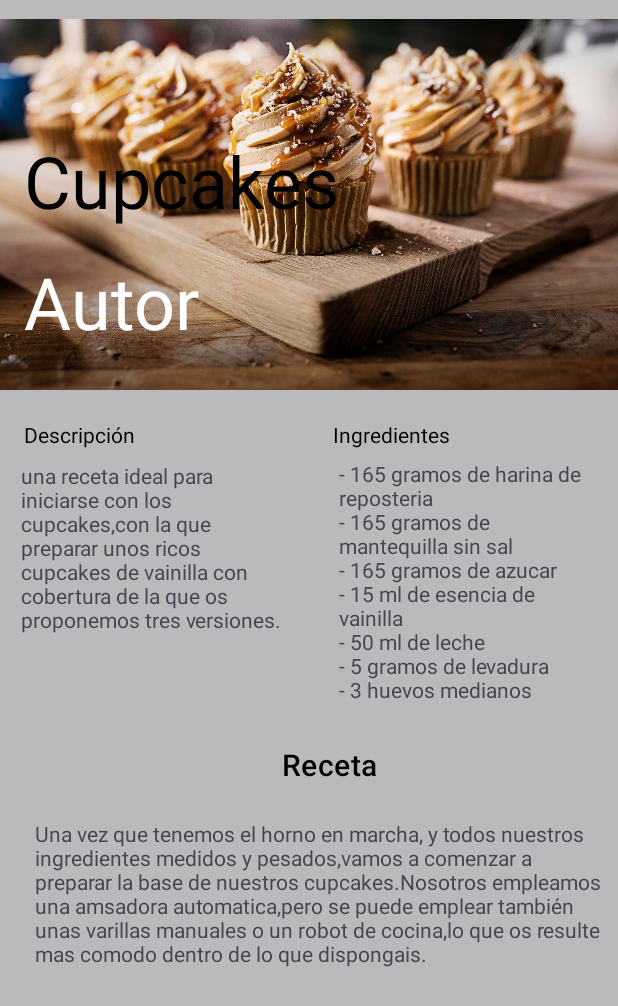
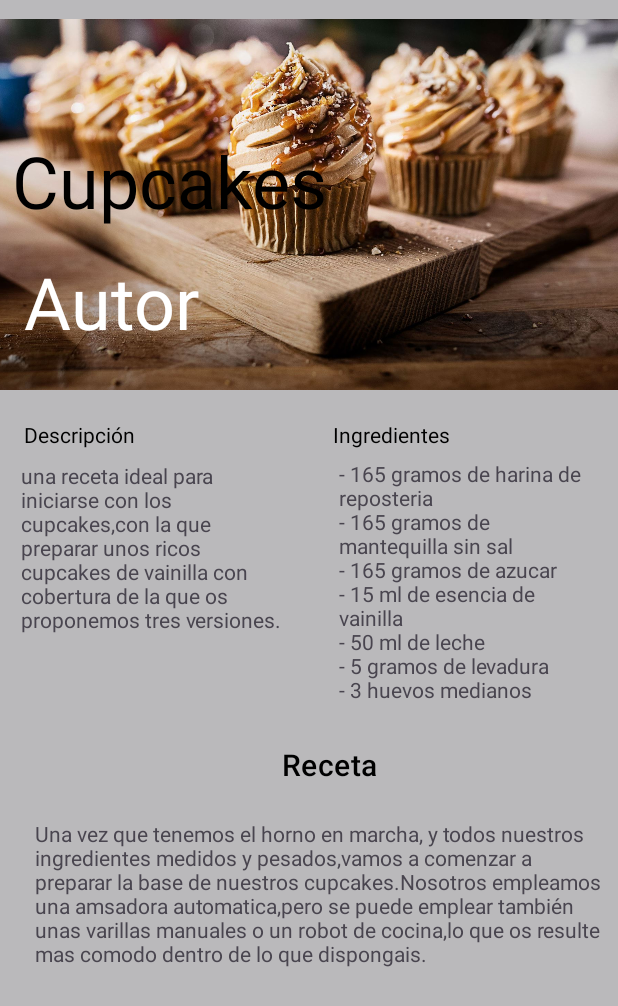
Before and after one commit to Josema1989/Android, an Android app: the screen it shows after launch (MainActivity), on a phone screen of 412 x 824 dp. Shown: the top 1006 px of the screen. Run offline under Robolectric (Android 15) with nearby library versions, the phone set to English and light mode, and no system bars.

```diff
--- a/app/src/main/res/layout/activity_main.xml
+++ b/app/src/main/res/layout/activity_main.xml
@@ -43,7 +43,7 @@
         android:id="@+id/titulo"
         android:layout_width="wrap_content"
         android:layout_height="wrap_content"
-        android:layout_marginStart="16dp"
+        android:layout_marginStart="@dimen/common_paddimg_min"
         android:layout_marginTop="88dp"
         android:text="@string/titulo"
         android:textAppearance="@style/TextAppearance.MaterialComponents.Headline3"
@@ -55,8 +55,8 @@
         android:id="@+id/autor"
         android:layout_width="wrap_content"
         android:layout_height="wrap_content"
-        android:layout_marginStart="16dp"
-        android:layout_marginTop="16dp"
+        android:layout_marginStart="@dimen/common_paddimg_default"
+        android:layout_marginTop="@dimen/common_paddimg_default"
         android:text="@string/autor"
         android:textAppearance="@style/TextAppearance.MaterialComponents.Headline3"
         android:textColor="@color/white"
@@ -68,9 +68,9 @@
         android:layout_width="wrap_content"
         android:layout_height="wrap_content"
         android:textColor="#000000"
-        android:layout_marginStart="16dp"
+        android:layout_marginStart="@dimen/common_paddimg_default"
         android:layout_marginTop="8dp"
-        android:layout_marginEnd="16dp"
+        android:layout_marginEnd="@dimen/common_paddimg_default"
         android:text="@string/ingredientes"
         app:layout_constraintStart_toStartOf="@id/guideline_vertical"
         app:layout_constraintTop_toBottomOf="@id/guideline_horizontal" />
@@ -80,9 +80,9 @@
         android:layout_width="wrap_content"
         android:layout_height="wrap_content"
         android:textColor="#000000"
-        android:layout_marginStart="16dp"
-        android:layout_marginTop="8dp"
-        android:layout_marginEnd="16dp"
+        android:layout_marginStart="@dimen/common_paddimg_default"
+        android:layout_marginTop="@dimen/common_paddimg_min"
+        android:layout_marginEnd="@dimen/common_paddimg_default"
         android:text="@string/descripcion"
         app:layout_constraintStart_toStartOf="parent"
         app:layout_constraintTop_toBottomOf="@id/guideline_horizontal" />
@@ -106,9 +106,9 @@
         android:id="@+id/textView"
         android:layout_width="178dp"
         android:layout_height="177dp"
-        android:layout_marginStart="16dp"
-        android:layout_marginTop="8dp"
-        android:layout_marginEnd="16dp"
+        android:layout_marginStart="@dimen/common_paddimg_default"
+        android:layout_marginTop="@dimen/common_paddimg_min"
+        android:layout_marginEnd="@dimen/common_paddimg_default"
         android:text="@string/descripcionDetallada"
         app:layout_constraintEnd_toEndOf="@id/guideline_vertical"
         app:layout_constraintStart_toStartOf="parent"
@@ -120,7 +120,7 @@
         android:layout_height="wrap_content"
         android:layout_marginStart="226dp"
         android:layout_marginTop="26dp"
-        android:layout_marginEnd="16dp"
+        android:layout_marginEnd="@dimen/common_paddimg_default"
         android:text="@string/IngredientosDetallados"
         app:layout_constraintEnd_toEndOf="parent"
         app:layout_constraintStart_toStartOf="@id/textView"
@@ -130,7 +130,7 @@
         android:id="@+id/textView3"
         android:layout_width="381dp"
         android:layout_height="114dp"
-        android:layout_marginStart="16dp"
+        android:layout_marginStart="@dimen/common_paddimg_default"
         android:layout_marginTop="50dp"
 
 
@@ -138,6 +138,6 @@
         app:layout_constraintEnd_toEndOf="parent"
         app:layout_constraintStart_toStartOf="parent"
         app:layout_constraintTop_toTopOf="@id/receta"
-        app:layout_goneMarginEnd="16dp" />
+        app:layout_goneMarginEnd="@dimen/common_paddimg_default" />
 
 </androidx.constraintlayout.widget.ConstraintLayout>
--- /dev/null
+++ b/app/src/main/res/values/dimens.xml
@@ -0,0 +1,5 @@
+<?xml version="1.0" encoding="utf-8"?>
+<resources>
+    <dimen name="common_paddimg_min">8dp</dimen>
+    <dimen name="common_paddimg_default">16dp</dimen>
+</resources>
```
